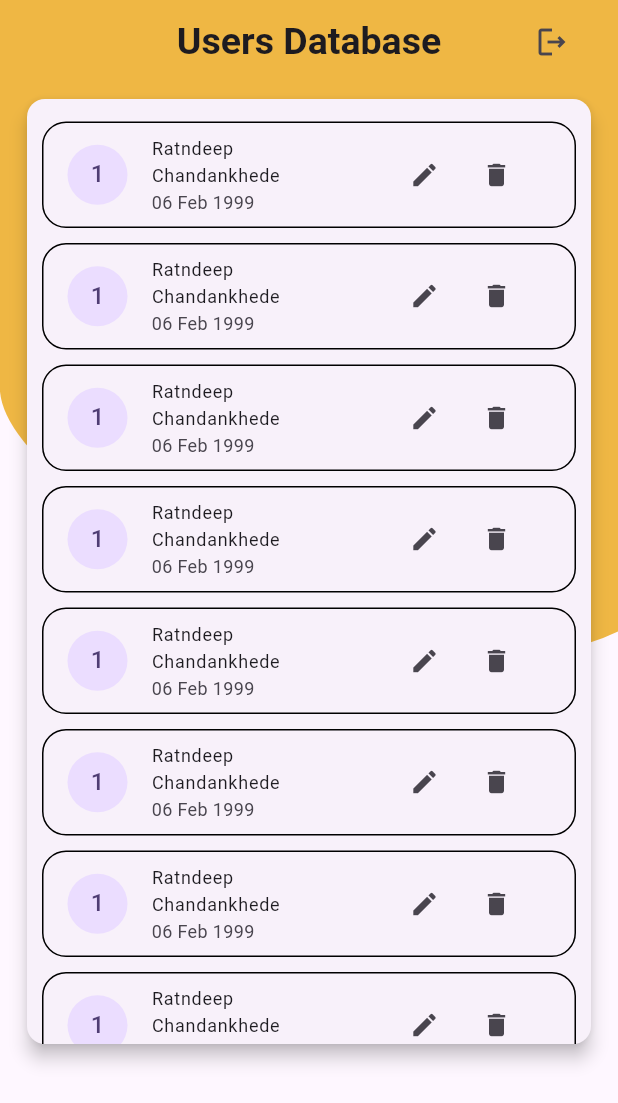
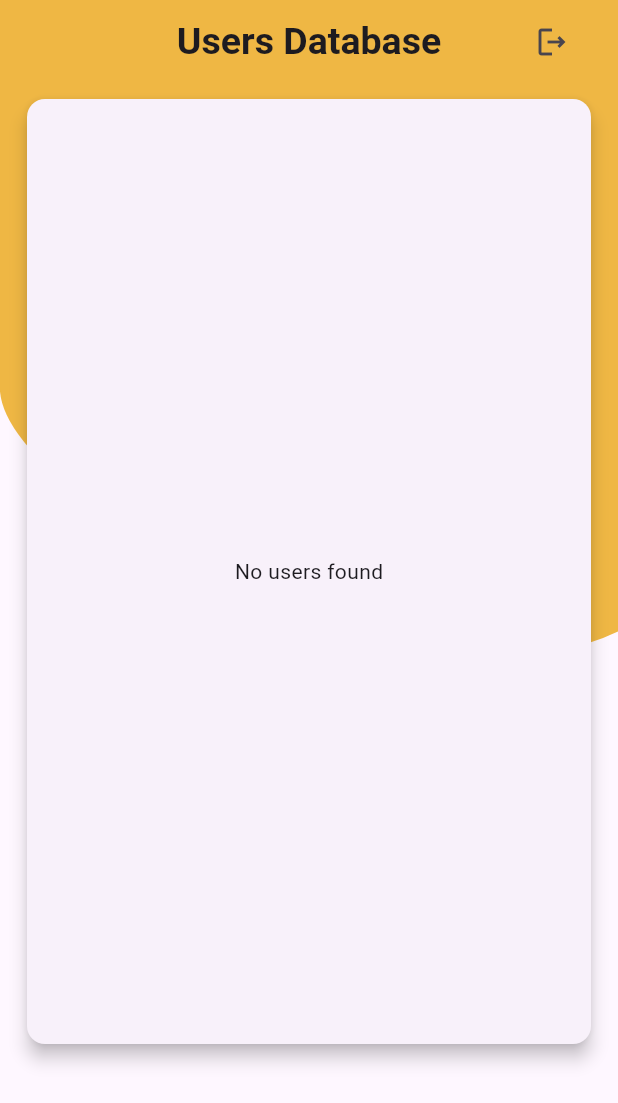
Before and after one commit to Ratndeep1999/signin-and-signup-screen, a Flutter app: the HomeScreen screen opened directly, on a phone screen of 412 x 824 dp. Shown: the top 1103 px of the screen. Run offline on Flutter 3.47's test engine with Material 3 defaults, Android fonts, the phone set to English and light mode, and no system bars; our stand-ins replace intl_phone_field, shared_preferences, sqflite; accounts and stored records are empty.

Commit message:
futurebuilder add and get the list of the users

```diff
--- a/lib/home_screen.dart
+++ b/lib/home_screen.dart
@@ -15,9 +15,9 @@ class HomeScreen extends StatefulWidget {
 }
 
 class _HomeScreenState extends State<HomeScreen> {
-
   /// dbTables object
   final DBTable dbService = DBTable();
+
   /// variable that holds users list
   late Future<List<UserModel>> usersList;
 
@@ -60,13 +60,40 @@ class _HomeScreenState extends State<HomeScreen> {
               child: Card(
                 margin: EdgeInsets.symmetric(horizontal: 18.0, vertical: 10.0),
                 elevation: 5.0,
-                child: ListView.builder(
-                  padding: EdgeInsets.symmetric(vertical: 10.0, horizontal: 10.0),
+                child: FutureBuilder<List<UserModel>>(
+                  future: usersList,
+                  builder: (context, snapshot) {
+                    // 🔄 1. While loading
+                    if (snapshot.connectionState == ConnectionState.waiting) {
+                      return Center(child: CircularProgressIndicator());
+                    }
+
+                    // ❌ 2. Error
+                    if (snapshot.hasError) {
+                      return Center(child: Text('Error: ${snapshot.error}'));
+                    }
+
+                    // ✅ 3. When data loaded
+                    final users = snapshot.data ?? [];
+
+                    if (users.isEmpty) {
+                      return Center(child: Text('No users found'));
+                    }
+
+                    return ListView.builder(
+                      padding: EdgeInsets.symmetric(
+                        vertical: 10.0,
+                        horizontal: 10.0,
+                      ),
+                      itemCount: users.length,
                       itemBuilder: (context, index) {
+                        final user = users[index];
                         return Padding(
                           padding: const EdgeInsets.symmetric(vertical: 5.0),
                           child: ListTile(
-                        leading: CircleAvatar(child: Text("1")),
+                            leading: CircleAvatar(
+                              child: Text(user.id.toString()),
+                            ),
                             trailing: SizedBox(
                               width: 100,
                               child: Row(
@@ -86,11 +113,11 @@ class _HomeScreenState extends State<HomeScreen> {
                               ),
                             ),
                             title: Text(
-                          "Ratndeep Chandankhede",
+                              user.fullName,
                               style: TextStyle(fontSize: 12.0),
                             ),
                             subtitle: Text(
-                          "06 Feb 1999",
+                              user.birthday,
                               style: TextStyle(fontSize: 12.0),
                             ),
                             shape: RoundedRectangleBorder(
@@ -98,6 +125,8 @@ class _HomeScreenState extends State<HomeScreen> {
                               side: BorderSide(color: Colors.black),
                             ),
                           ),
+                        );
+                      },
                     );
                   },
                 ),
@@ -152,5 +181,6 @@ class _HomeScreenState extends State<HomeScreen> {
     setState(() {
       usersList = dbService.getUsersList();
     });
+    debugPrint(usersList.toString());
   }
 }
```
Lines whose indentation alone changed are shown as unchanged.
